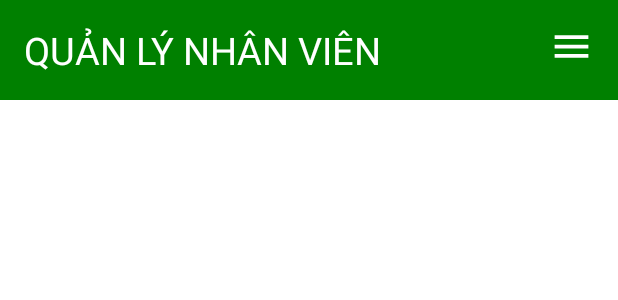
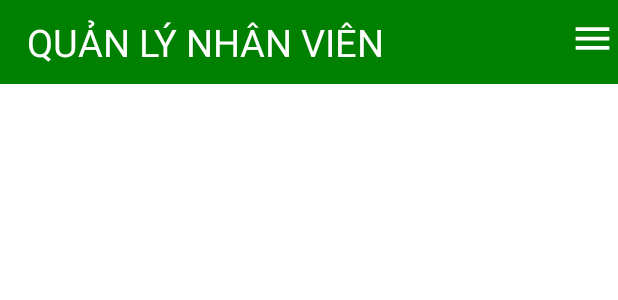
Before and after one commit to Anteel1/quanlinhanvien, an Android app: the layout activity_trang_chu.xml on its own in the app's theme, with its tools: preview values and no code run, on a phone screen of 412 x 824 dp. Shown: the top 300 px of the screen. Run offline under Robolectric (Android 15) with nearby library versions, the phone set to English and light mode, and no system bars.

```diff
--- a/app/src/main/res/layout/activity_trang_chu.xml
+++ b/app/src/main/res/layout/activity_trang_chu.xml
@@ -17,7 +17,7 @@
 
         <LinearLayout
             android:layout_width="match_parent"
-            android:layout_height="wrap_content"
+            android:layout_height="match_parent"
             android:id="@+id/linear"
             android:orientation="vertical">
 
--- a/app/src/main/res/layout/toolbar.xml
+++ b/app/src/main/res/layout/toolbar.xml
@@ -1,5 +1,5 @@
 <?xml version="1.0" encoding="utf-8"?>
-<RelativeLayout xmlns:android="http://schemas.android.com/apk/res/android"
+<androidx.appcompat.widget.Toolbar xmlns:android="http://schemas.android.com/apk/res/android"
     android:layout_width="match_parent"
     android:layout_height="wrap_content"
     android:id="@+id/toolbar"
@@ -8,7 +8,7 @@
     <RelativeLayout
         android:layout_width="match_parent"
         android:layout_height="wrap_content"
-        android:padding="16dp">
+        android:padding="2dp">
 
         <TextView
             android:layout_width="wrap_content"
@@ -30,4 +30,4 @@
 
     </RelativeLayout>
 
-</RelativeLayout>
+</androidx.appcompat.widget.Toolbar>
```
Also changed, not shown: app/src/main/java/com/example/quanlinhanvien/TrangChuActivity.java (+21 -1 lines).
